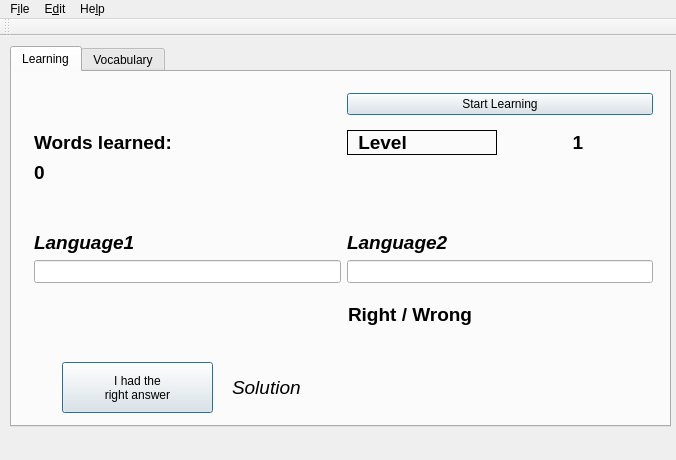
This is ui_files/Vokabeln_GUI_ver01.ui in LarsThore/Vokabeltrainer as Qt 5 draws it before an edit. The edited form follows.
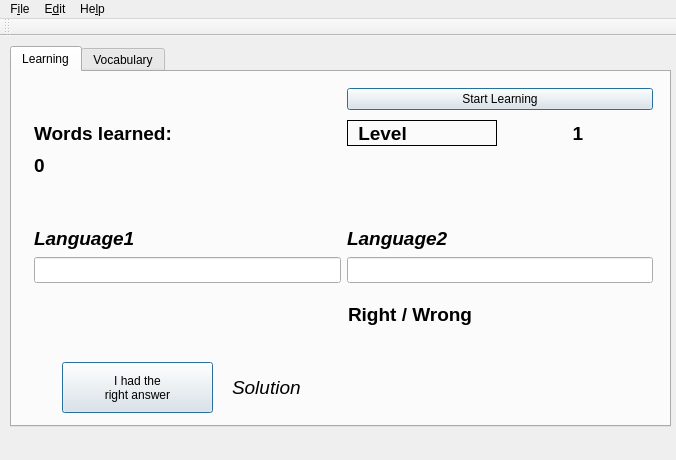
This is the edited form.

Patch:
```diff
--- a/ui_files/Vokabeln_GUI_ver01.ui
+++ b/ui_files/Vokabeln_GUI_ver01.ui
@@ -57,7 +57,7 @@
          <property name="sizeHint" stdset="0">
           <size>
            <width>20</width>
-           <height>40</height>
+           <height>30</height>
           </size>
          </property>
         </spacer>
```
